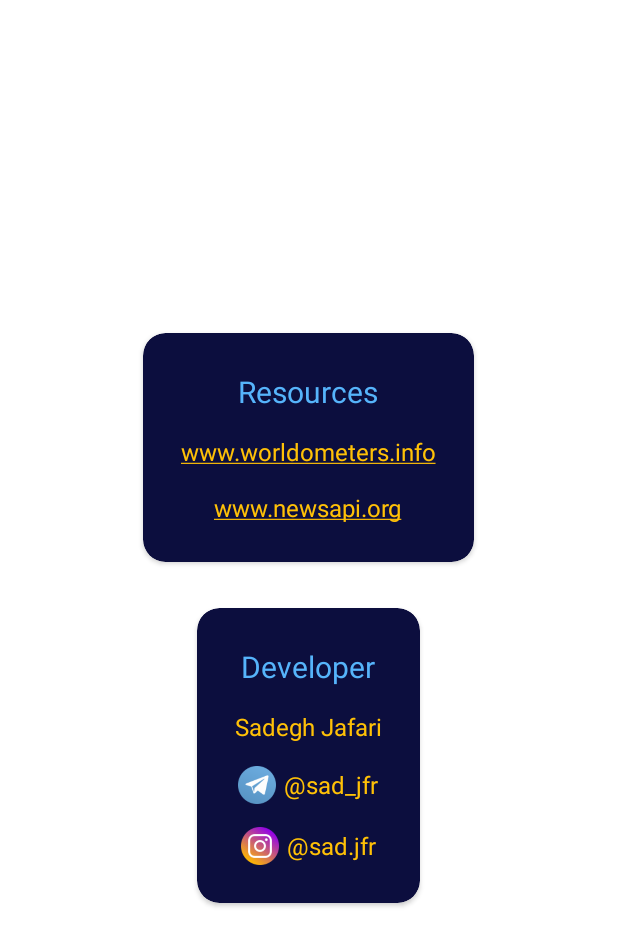
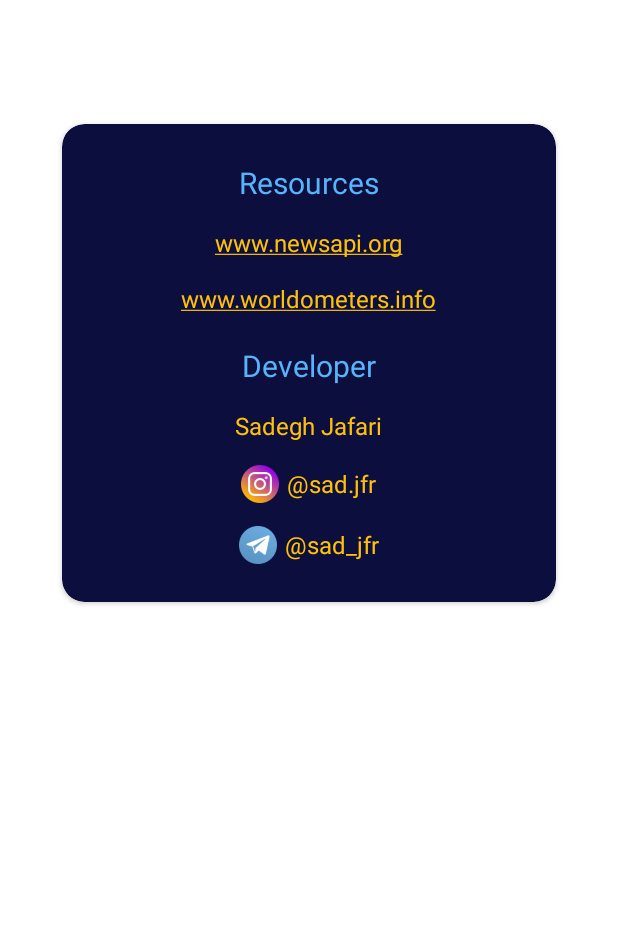
Before and after one commit to sadeghjfr/Covid19-App, an Android app: the fragment InfoFragment shown on its own in the app's theme, on a phone screen of 412 x 824 dp. Shown: the top 946 px of the screen. Run offline under Robolectric (Android 15) with nearby library versions, the phone set to English and light mode, and no system bars; libraries missing offline, so code that uses them is left out: coil.decode, io.github.inflationx.calligraphy3, io.github.inflationx.viewpump; 2 statements that could not run were skipped.

Commit message:
fixed some bugs

```diff
--- a/app/src/main/java/com/sadeghjfr22/covid19/ui/activity/MainActivity.kt
+++ b/app/src/main/java/com/sadeghjfr22/covid19/ui/activity/MainActivity.kt
@@ -90,11 +90,13 @@ class MainActivity : BaseActivity(), BottomNavigationView.OnNavigationItemSelect
     private fun comment(){
 
         try {
-            val url = "bazaar://details?id=com.sadeghjfr22.covid19"
-            val intent = Intent(Intent.ACTION_EDIT)
+
+            val url = "myket://comment?id=com.sadeghjfr22.covid19"
+            val intent = Intent()
+            intent.action = Intent.ACTION_VIEW
             intent.data = Uri.parse(url)
-            intent.setPackage("com.farsitel.bazaar")
             startActivity(intent)
+
         } catch (e: Exception){ finish() }
     }
 
--- a/app/src/main/res/layout/fragment_home.xml
+++ b/app/src/main/res/layout/fragment_home.xml
@@ -308,20 +308,6 @@
               app:layout_constraintGuide_percent="0.15" />
 
           <androidx.constraintlayout.widget.Guideline
-              android:id="@+id/guideline19"
-              android:layout_width="wrap_content"
-              android:layout_height="wrap_content"
-              android:orientation="horizontal"
-              app:layout_constraintGuide_percent="0.1" />
-
-          <androidx.constraintlayout.widget.Guideline
-              android:id="@+id/guideline20"
-              android:layout_width="wrap_content"
-              android:layout_height="wrap_content"
-              android:orientation="horizontal"
-              app:layout_constraintGuide_percent="0.05" />
-
-          <androidx.constraintlayout.widget.Guideline
               android:id="@+id/guideline13"
               android:layout_width="wrap_content"
               android:layout_height="wrap_content"
@@ -418,10 +404,10 @@
               android:text="آمار لحظه ای کرونا ویروس در جهان"
               android:textColor="@color/colorPrimaryDark"
               android:textSize="16sp"
-              app:layout_constraintBottom_toTopOf="@+id/guideline19"
+              app:layout_constraintBottom_toTopOf="@+id/guideline2"
               app:layout_constraintEnd_toStartOf="@+id/guideline4"
               app:layout_constraintStart_toStartOf="@+id/guideline3"
-              app:layout_constraintTop_toTopOf="@+id/guideline20" />
+              app:layout_constraintTop_toTopOf="parent" />
 
         </androidx.constraintlayout.widget.ConstraintLayout>
 
--- a/app/src/main/res/layout/fragment_info.xml
+++ b/app/src/main/res/layout/fragment_info.xml
@@ -1,5 +1,5 @@
 <?xml version="1.0" encoding="utf-8"?>
-<LinearLayout xmlns:android="http://schemas.android.com/apk/res/android"
+<androidx.constraintlayout.widget.ConstraintLayout xmlns:android="http://schemas.android.com/apk/res/android"
     xmlns:app="http://schemas.android.com/apk/res-auto"
     xmlns:tools="http://schemas.android.com/tools"
     android:layout_width="match_parent"
@@ -9,11 +9,14 @@
     app:layout_insetEdge="top">
 
     <androidx.cardview.widget.CardView
-        android:layout_width="wrap_content"
+        android:id="@+id/cardView"
+        android:layout_width="0dp"
         android:layout_height="wrap_content"
-        android:layout_marginBottom="15dp"
         app:cardBackgroundColor="@color/colorPrimaryDark"
-        app:cardCornerRadius="15dp">
+        app:cardCornerRadius="15dp"
+        app:layout_constraintEnd_toStartOf="@+id/guideline22"
+        app:layout_constraintStart_toStartOf="@+id/guideline21"
+        app:layout_constraintTop_toTopOf="@+id/guideline10">
 
         <LinearLayout
             android:id="@+id/linearLayout3"
@@ -32,6 +35,18 @@
                 android:textSize="20sp" />
 
             <TextView
+                android:id="@+id/txtResource2"
+                android:layout_width="wrap_content"
+                android:layout_height="wrap_content"
+                android:layout_marginTop="15dp"
+                android:autoLink="web"
+                android:inputType="textUri"
+                android:text="www.newsapi.org"
+                android:textColor="@color/colorPrimaryVariant"
+                android:textColorLink="@color/colorPrimaryVariant"
+                android:textSize="16sp" />
+
+            <TextView
                 android:id="@+id/txtResource1"
                 android:layout_width="wrap_content"
                 android:layout_height="wrap_content"
@@ -44,39 +59,10 @@
                 android:textSize="16sp" />
 
             <TextView
-                android:id="@+id/txtResource2"
-                android:layout_width="wrap_content"
-                android:layout_height="wrap_content"
-                android:layout_marginTop="15dp"
-                android:autoLink="web"
-                android:inputType="textUri"
-                android:text="www.newsapi.org"
-                android:textColor="@color/colorPrimaryVariant"
-                android:textColorLink="@color/colorPrimaryVariant"
-                android:textSize="16sp" />
-
-        </LinearLayout>
-    </androidx.cardview.widget.CardView>
-
-    <androidx.cardview.widget.CardView
-        android:layout_width="wrap_content"
-        android:layout_height="wrap_content"
-        android:layout_marginTop="15dp"
-        app:cardBackgroundColor="@color/colorPrimaryDark"
-        app:cardCornerRadius="15dp">
-
-        <LinearLayout
-            android:id="@+id/linearLayout2"
-            android:layout_width="match_parent"
-            android:layout_height="match_parent"
-            android:gravity="center"
-            android:orientation="vertical"
-            android:padding="25dp">
-
-            <TextView
                 android:id="@+id/txtTitleDeveloper"
                 android:layout_width="wrap_content"
                 android:layout_height="wrap_content"
+                android:layout_marginTop="20dp"
                 android:text="Developer"
                 android:textColor="@color/colorPrimary"
                 android:textSize="20sp" />
@@ -92,6 +78,38 @@
                     android:layout_width="wrap_content"
                     android:layout_height="wrap_content"
                     android:text="Sadegh Jafari"
+                    android:textColor="@color/colorPrimaryVariant"
+                    android:textSize="16sp" />
+
+            </LinearLayout>
+
+            <LinearLayout
+                android:id="@+id/lytInsta"
+                android:layout_width="wrap_content"
+                android:layout_height="wrap_content"
+                android:layout_marginTop="15dp"
+                android:gravity="center_vertical"
+                android:layoutDirection="ltr"
+                android:onClick="onClick"
+                android:orientation="horizontal">
+
+                <ImageView
+                    android:id="@+id/imageView14"
+                    android:layout_width="25dp"
+                    android:layout_height="25dp"
+                    android:layout_marginRight="5dp"
+                    android:clickable="false"
+                    android:longClickable="false"
+                    android:scaleType="centerInside"
+                    app:srcCompat="@drawable/ic_insta" />
+
+                <TextView
+                    android:id="@+id/txtInstagram"
+                    android:layout_width="wrap_content"
+                    android:layout_height="wrap_content"
+                    android:clickable="false"
+                    android:longClickable="false"
+                    android:text="sad.jfr"
                     android:textColor="@color/colorPrimaryVariant"
                     android:textSize="16sp" />
 
@@ -129,40 +147,29 @@
 
             </LinearLayout>
 
-            <LinearLayout
-                android:id="@+id/lytInsta"
-                android:layout_width="wrap_content"
-                android:layout_height="wrap_content"
-                android:layout_marginTop="15dp"
-                android:gravity="center_vertical"
-                android:layoutDirection="ltr"
-                android:onClick="onClick"
-                android:orientation="horizontal">
-
-                <ImageView
-                    android:id="@+id/imageView14"
-                    android:layout_width="25dp"
-                    android:layout_height="25dp"
-                    android:layout_marginRight="5dp"
-                    android:clickable="false"
-                    android:longClickable="false"
-                    android:scaleType="centerInside"
-                    app:srcCompat="@drawable/ic_insta" />
-
-                <TextView
-                    android:id="@+id/txtInstagram"
-                    android:layout_width="wrap_content"
-                    android:layout_height="wrap_content"
-                    android:clickable="false"
-                    android:longClickable="false"
-                    android:text="sad.jfr"
-                    android:textColor="@color/colorPrimaryVariant"
-                    android:textSize="16sp" />
-
-            </LinearLayout>
-
         </LinearLayout>
     </androidx.cardview.widget.CardView>
 
+    <androidx.constraintlayout.widget.Guideline
+        android:id="@+id/guideline10"
+        android:layout_width="wrap_content"
+        android:layout_height="wrap_content"
+        android:orientation="horizontal"
+        app:layout_constraintGuide_percent="0.1" />
 
-</LinearLayout>
+    <androidx.constraintlayout.widget.Guideline
+        android:id="@+id/guideline21"
+        android:layout_width="wrap_content"
+        android:layout_height="wrap_content"
+        android:orientation="vertical"
+        app:layout_constraintGuide_percent="0.1" />
+
+    <androidx.constraintlayout.widget.Guideline
+        android:id="@+id/guideline22"
+        android:layout_width="wrap_content"
+        android:layout_height="wrap_content"
+        android:orientation="vertical"
+        app:layout_constraintGuide_percent="0.9" />
+
+
+</androidx.constraintlayout.widget.ConstraintLayout>
```
